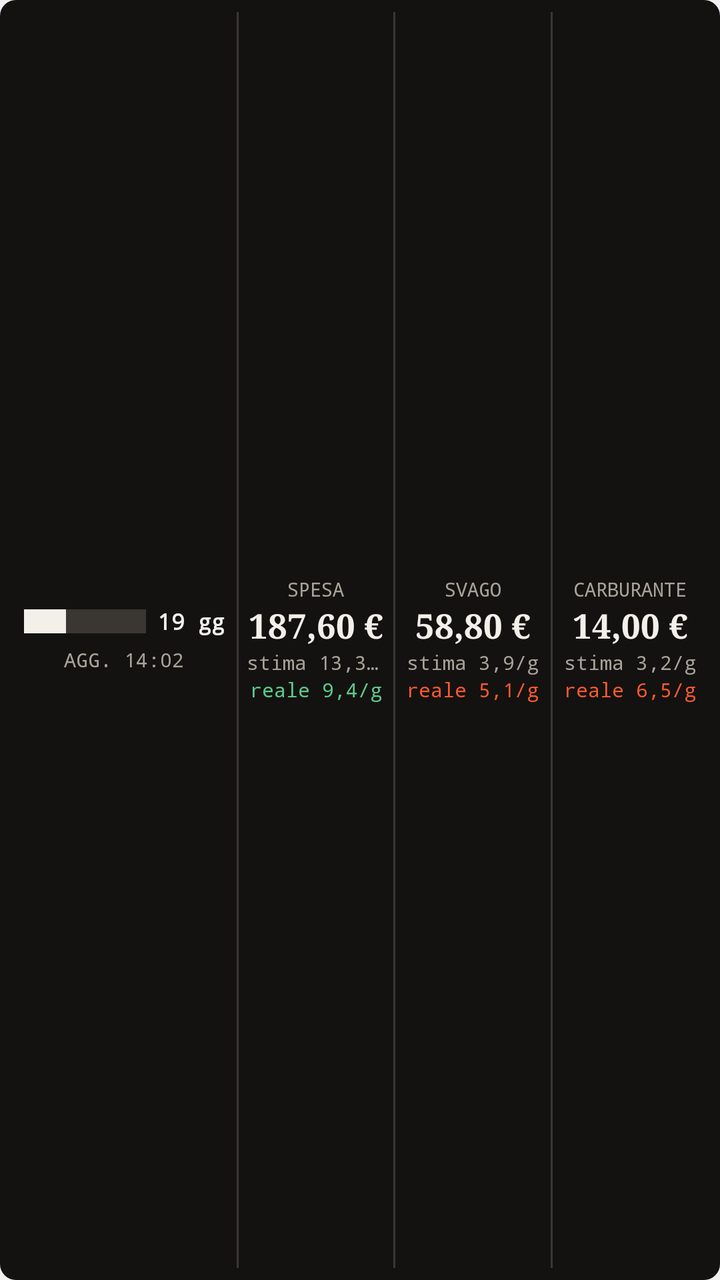
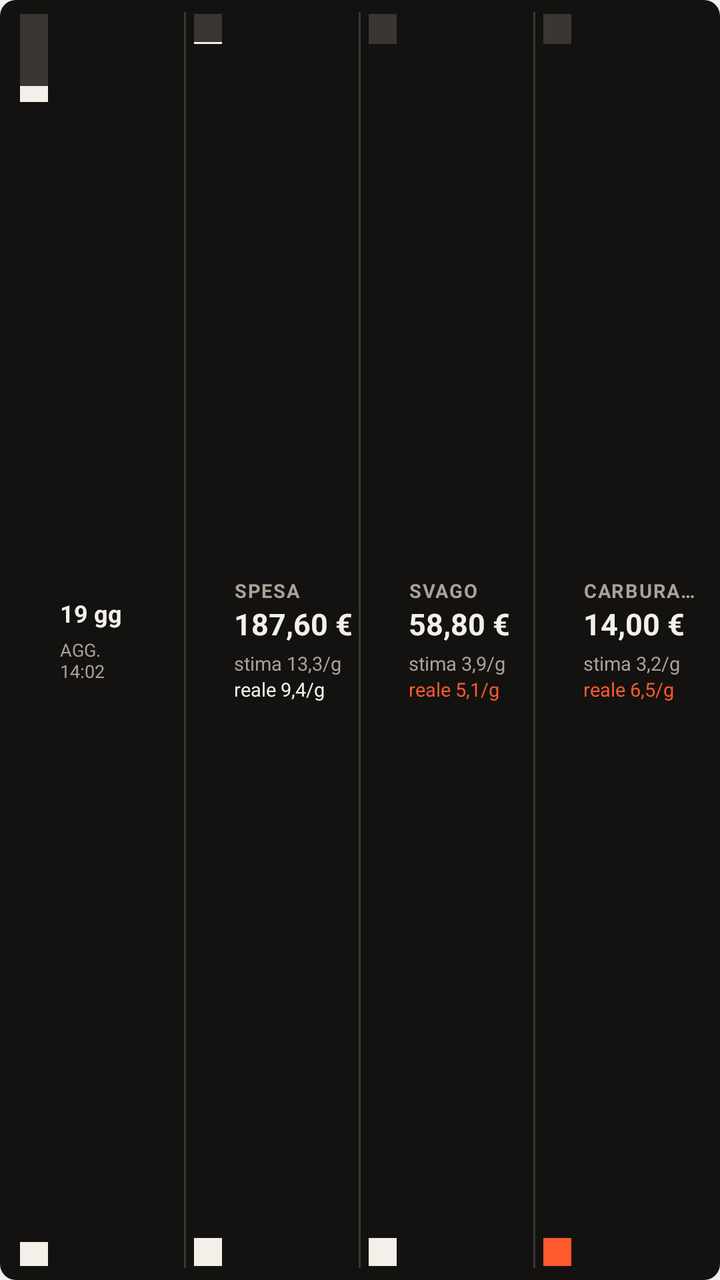

An Android layout rendered at two revisions. The XML below is the earlier revision; the diff shows what the commit changed to produce the second picture.
<!-- AndroidManifest.xml: application theme AppTheme -->
<!-- res/layout/widget_mybank_preview.xml -->
<?xml version="1.0" encoding="utf-8"?>
<LinearLayout xmlns:android="http://schemas.android.com/apk/res/android"
    android:layout_width="match_parent"
    android:layout_height="match_parent"
    android:orientation="horizontal"
    android:gravity="center_vertical"
    android:paddingLeft="6dp"
    android:paddingRight="6dp"
    android:background="@drawable/widget_bg">
    <LinearLayout
        android:id="@+id/widget_month_cell"
        android:layout_width="0dp"
        android:layout_height="match_parent"
        android:layout_weight="1.45"
        android:orientation="vertical"
        android:gravity="center"
        android:paddingLeft="6dp"
        android:paddingRight="6dp">
        <LinearLayout
            android:layout_width="match_parent"
            android:layout_height="wrap_content"
            android:orientation="horizontal"
            android:gravity="center_vertical">
            <ImageView
                android:layout_width="0dp"
                android:layout_height="12dp"
                android:layout_weight="1"
                android:src="@drawable/preview_bar"
                android:scaleType="fitXY" />
            <TextView
                android:layout_width="wrap_content"
                android:layout_height="wrap_content"
                android:text="19 gg"
                android:layout_marginLeft="6dp"
                android:textColor="#F3F0EA"
                android:textSize="11sp"
                android:fontFamily="monospace"
                android:textStyle="bold"
                android:singleLine="true" />
        </LinearLayout>
        <TextView
            android:layout_width="wrap_content"
            android:layout_height="wrap_content"
            android:text="AGG. 14:02"
            android:layout_marginTop="5dp"
            android:textColor="#A8A298"
            android:textSize="10sp"
            android:fontFamily="monospace"
            android:singleLine="true" />
    </LinearLayout>
    <View
        android:layout_width="1dp"
        android:layout_height="match_parent"
        android:layout_marginTop="6dp"
        android:layout_marginBottom="6dp"
        android:background="#3A3733" />
    <LinearLayout
        android:id="@+id/widget_spesa_cell"
        android:layout_width="0dp"
        android:layout_height="match_parent"
        android:layout_weight="1"
        android:orientation="vertical"
        android:gravity="center"
        android:paddingLeft="4dp"
        android:paddingRight="4dp">
        <TextView
            android:layout_width="wrap_content"
            android:layout_height="wrap_content"
            android:text="SPESA"
            android:textColor="#A8A298"
            android:textSize="9.5sp"
            android:fontFamily="monospace"
            android:singleLine="true" />
        <TextView
            android:layout_width="wrap_content"
            android:layout_height="wrap_content"
            android:text="187,60 €"
            android:textColor="#F3F0EA"
            android:textSize="17sp"
            android:fontFamily="serif"
            android:textStyle="bold"
            android:singleLine="true" />
        <TextView
            android:layout_width="wrap_content"
            android:layout_height="wrap_content"
            android:text="stima 13,3/g"
            android:textColor="#A8A298"
            android:textSize="10sp"
            android:fontFamily="monospace"
            android:singleLine="true" />
        <TextView
            android:layout_width="wrap_content"
            android:layout_height="wrap_content"
            android:text="reale 9,4/g"
            android:textColor="#5CCB8A"
            android:textSize="10sp"
            android:fontFamily="monospace"
            android:singleLine="true" />
    </LinearLayout>
    <View
        android:layout_width="1dp"
        android:layout_height="match_parent"
        android:layout_marginTop="6dp"
        android:layout_marginBottom="6dp"
        android:background="#3A3733" />
    <LinearLayout
        android:id="@+id/widget_svago_cell"
        android:layout_width="0dp"
        android:layout_height="match_parent"
        android:layout_weight="1"
        android:orientation="vertical"
        android:gravity="center"
        android:paddingLeft="4dp"
        android:paddingRight="4dp">
        <TextView
            android:layout_width="wrap_content"
            android:layout_height="wrap_content"
            android:text="SVAGO"
            android:textColor="#A8A298"
            android:textSize="9.5sp"
            android:fontFamily="monospace"
            android:singleLine="true" />
        <TextView
            android:layout_width="wrap_content"
            android:layout_height="wrap_content"
            android:text="58,80 €"
            android:textColor="#F3F0EA"
            android:textSize="17sp"
            android:fontFamily="serif"
            android:textStyle="bold"
            android:singleLine="true" />
        <TextView
            android:layout_width="wrap_content"
            android:layout_height="wrap_content"
            android:text="stima 3,9/g"
            android:textColor="#A8A298"
            android:textSize="10sp"
            android:fontFamily="monospace"
            android:singleLine="true" />
        <TextView
            android:layout_width="wrap_content"
            android:layout_height="wrap_content"
            android:text="reale 5,1/g"
            android:textColor="#FF5A2E"
            android:textSize="10sp"
            android:fontFamily="monospace"
            android:singleLine="true" />
    </LinearLayout>
    <View
        android:layout_width="1dp"
        android:layout_height="match_parent"
        android:layout_marginTop="6dp"
        android:layout_marginBottom="6dp"
        android:background="#3A3733" />
    <LinearLayout
        android:id="@+id/widget_carburante_cell"
        android:layout_width="0dp"
        android:layout_height="match_parent"
        android:layout_weight="1"
        android:orientation="vertical"
        android:gravity="center"
        android:paddingLeft="4dp"
        android:paddingRight="4dp">
        <TextView
            android:layout_width="wrap_content"
            android:layout_height="wrap_content"
            android:text="CARBURANTE"
            android:textColor="#A8A298"
            android:textSize="9.5sp"
            android:fontFamily="monospace"
            android:singleLine="true" />
        <TextView
            android:layout_width="wrap_content"
            android:layout_height="wrap_content"
            android:text="14,00 €"
            android:textColor="#F3F0EA"
            android:textSize="17sp"
            android:fontFamily="serif"
            android:textStyle="bold"
            android:singleLine="true" />
        <TextView
            android:layout_width="wrap_content"
            android:layout_height="wrap_content"
            android:text="stima 3,2/g"
            android:textColor="#A8A298"
            android:textSize="10sp"
            android:fontFamily="monospace"
            android:singleLine="true" />
        <TextView
            android:layout_width="wrap_content"
            android:layout_height="wrap_content"
            android:text="reale 6,5/g"
            android:textColor="#FF5A2E"
            android:textSize="10sp"
            android:fontFamily="monospace"
            android:singleLine="true" />
    </LinearLayout>
</LinearLayout>
<!-- resources referenced by this layout -->
<resources>
  <!-- drawable preview_bar (drawable) -->
  <?xml version="1.0" encoding="utf-8"?>
  <layer-list xmlns:android="http://schemas.android.com/apk/res/android">
      <item><shape android:shape="rectangle"><solid android:color="#3A3733" /></shape></item>
      <item android:right="40dp"><shape android:shape="rectangle"><solid android:color="#F3F0EA" /></shape></item>
      <item android:left="30dp" android:right="97dp"><shape android:shape="rectangle"><solid android:color="#131211" /></shape></item>
      <item android:left="66dp" android:right="61dp"><shape android:shape="rectangle"><solid android:color="#131211" /></shape></item>
  </layer-list>
  <!-- drawable widget_bg (drawable) -->
  <?xml version="1.0" encoding="utf-8"?>
  <shape xmlns:android="http://schemas.android.com/apk/res/android" android:shape="rectangle">
      <solid android:color="#131211" />
      <corners android:radius="8dp" />
  </shape>
  <style name="AppTheme" parent="@android:style/Theme.DeviceDefault.DayNight">
          <item name="android:windowActionBar">false</item>
          <item name="android:windowNoTitle">true</item>
      </style>
</resources>

<!-- the commit's change to res/layout/widget_mybank_preview.xml (unified diff, before → after) -->
@@ -11,44 +11,45 @@
         android:id="@+id/widget_month_cell"
         android:layout_width="0dp"
         android:layout_height="match_parent"
-        android:layout_weight="1.45"
-        android:orientation="vertical"
-        android:gravity="center"
-        android:paddingLeft="6dp"
-        android:paddingRight="6dp">
-        <LinearLayout
-            android:layout_width="match_parent"
-            android:layout_height="wrap_content"
-            android:orientation="horizontal"
-            android:gravity="center_vertical">
-            <ImageView
-                android:layout_width="0dp"
-                android:layout_height="12dp"
-                android:layout_weight="1"
-                android:src="@drawable/preview_bar"
-                android:scaleType="fitXY" />
+        android:layout_weight="1"
+        android:orientation="horizontal"
+        android:gravity="center_vertical"
+        android:paddingLeft="4dp"
+        android:paddingRight="3dp">
+        <ImageView
+            android:layout_width="14.06dp"
+            android:layout_height="match_parent"
+            android:layout_marginTop="7dp"
+            android:layout_marginBottom="7dp"
+            android:layout_marginRight="6dp"
+            android:src="@drawable/preview_bar"
+            android:scaleType="fitXY" />
+        <LinearLayout
+            android:layout_width="wrap_content"
+            android:layout_height="wrap_content"
+            android:orientation="vertical"
+            android:gravity="center_vertical">
             <TextView
                 android:layout_width="wrap_content"
                 android:layout_height="wrap_content"
                 android:text="19 gg"
-                android:layout_marginLeft="6dp"
-                android:textColor="#F3F0EA"
-                android:textSize="11sp"
-                android:fontFamily="monospace"
-                android:textStyle="bold"
-                android:singleLine="true" />
-        </LinearLayout>
-        <TextView
-            android:layout_width="wrap_content"
-            android:layout_height="wrap_content"
-            android:text="AGG. 14:02"
-            android:layout_marginTop="5dp"
-            android:textColor="#A8A298"
-            android:textSize="10sp"
-            android:fontFamily="monospace"
-            android:singleLine="true" />
-    </LinearLayout>
-    <View
+                android:textColor="#F3F0EA"
+                android:textSize="12sp"
+                android:fontFamily="sans-serif"
+                android:textStyle="bold"
+                android:singleLine="true" />
+            <TextView
+                android:layout_width="wrap_content"
+                android:layout_height="wrap_content"
+                android:text="AGG.\n14:02"
+                android:textColor="#A8A298"
+                android:textSize="9sp"
+                android:fontFamily="sans-serif"
+                android:layout_marginTop="4dp"
+                android:maxLines="2" />
+        </LinearLayout>
+    </LinearLayout>
+    <LinearLayout
         android:layout_width="1dp"
         android:layout_height="match_parent"
         android:layout_marginTop="6dp"
@@ -59,45 +60,63 @@
         android:layout_width="0dp"
         android:layout_height="match_parent"
         android:layout_weight="1"
-        android:orientation="vertical"
-        android:gravity="center"
-        android:paddingLeft="4dp"
-        android:paddingRight="4dp">
-        <TextView
-            android:layout_width="wrap_content"
-            android:layout_height="wrap_content"
-            android:text="SPESA"
-            android:textColor="#A8A298"
-            android:textSize="9.5sp"
-            android:fontFamily="monospace"
-            android:singleLine="true" />
-        <TextView
-            android:layout_width="wrap_content"
-            android:layout_height="wrap_content"
-            android:text="187,60 €"
-            android:textColor="#F3F0EA"
-            android:textSize="17sp"
-            android:fontFamily="serif"
-            android:textStyle="bold"
-            android:singleLine="true" />
-        <TextView
-            android:layout_width="wrap_content"
-            android:layout_height="wrap_content"
-            android:text="stima 13,3/g"
-            android:textColor="#A8A298"
-            android:textSize="10sp"
-            android:fontFamily="monospace"
-            android:singleLine="true" />
-        <TextView
-            android:layout_width="wrap_content"
-            android:layout_height="wrap_content"
-            android:text="reale 9,4/g"
-            android:textColor="#5CCB8A"
-            android:textSize="10sp"
-            android:fontFamily="monospace"
-            android:singleLine="true" />
-    </LinearLayout>
-    <View
+        android:orientation="horizontal"
+        android:gravity="center_vertical"
+        android:paddingLeft="4dp"
+        android:paddingRight="3dp">
+        <ImageView
+            android:layout_width="14.06dp"
+            android:layout_height="match_parent"
+            android:layout_marginTop="7dp"
+            android:layout_marginBottom="7dp"
+            android:layout_marginRight="6dp"
+            android:src="@drawable/preview_cell_a"
+            android:scaleType="fitXY" />
+        <LinearLayout
+            android:layout_width="wrap_content"
+            android:layout_height="wrap_content"
+            android:orientation="vertical"
+            android:gravity="center_vertical">
+            <TextView
+                android:id="@+id/widget_spesa_label"
+                android:layout_width="wrap_content"
+                android:layout_height="wrap_content"
+                android:text="SPESA"
+                android:textColor="#A8A298"
+                android:textSize="9.5sp"
+                android:fontFamily="sans-serif"
+                android:textStyle="bold"
+                android:letterSpacing="0.06"
+                android:singleLine="true" />
+            <TextView
+                android:layout_width="wrap_content"
+                android:layout_height="wrap_content"
+                android:text="187,60 €"
+                android:textColor="#F3F0EA"
+                android:textSize="15sp"
+                android:fontFamily="sans-serif"
+                android:textStyle="bold"
+                android:singleLine="true" />
+            <TextView
+                android:layout_width="wrap_content"
+                android:layout_height="wrap_content"
+                android:text="stima 13,3/g"
+                android:textColor="#A8A298"
+                android:textSize="9.5sp"
+                android:fontFamily="sans-serif"
+                android:layout_marginTop="3dp"
+                android:singleLine="true" />
+            <TextView
+                android:layout_width="wrap_content"
+                android:layout_height="wrap_content"
+                android:text="reale 9,4/g"
+                android:textColor="#F3F0EA"
+                android:textSize="9.5sp"
+                android:fontFamily="sans-serif"
+                android:singleLine="true" />
+        </LinearLayout>
+    </LinearLayout>
+    <LinearLayout
         android:layout_width="1dp"
         android:layout_height="match_parent"
         android:layout_marginTop="6dp"
@@ -108,45 +127,63 @@
         android:layout_width="0dp"
         android:layout_height="match_parent"
         android:layout_weight="1"
-        android:orientation="vertical"
-        android:gravity="center"
-        android:paddingLeft="4dp"
-        android:paddingRight="4dp">
-        <TextView
-            android:layout_width="wrap_content"
-            android:layout_height="wrap_content"
-            android:text="SVAGO"
-            android:textColor="#A8A298"
-            android:textSize="9.5sp"
-            android:fontFamily="monospace"
-            android:singleLine="true" />
-        <TextView
-            android:layout_width="wrap_content"
-            android:layout_height="wrap_content"
-            android:text="58,80 €"
-            android:textColor="#F3F0EA"
-            android:textSize="17sp"
-            android:fontFamily="serif"
-            android:textStyle="bold"
-            android:singleLine="true" />
-        <TextView
-            android:layout_width="wrap_content"
-            android:layout_height="wrap_content"
-            android:text="stima 3,9/g"
-            android:textColor="#A8A298"
-            android:textSize="10sp"
-            android:fontFamily="monospace"
-            android:singleLine="true" />
-        <TextView
-            android:layout_width="wrap_content"
-            android:layout_height="wrap_content"
-            android:text="reale 5,1/g"
-            android:textColor="#FF5A2E"
-            android:textSize="10sp"
-            android:fontFamily="monospace"
-            android:singleLine="true" />
-    </LinearLayout>
-    <View
+        android:orientation="horizontal"
+        android:gravity="center_vertical"
+        android:paddingLeft="4dp"
+        android:paddingRight="3dp">
+        <ImageView
+            android:layout_width="14.06dp"
+            android:layout_height="match_parent"
+            android:layout_marginTop="7dp"
+            android:layout_marginBottom="7dp"
+            android:layout_marginRight="6dp"
+            android:src="@drawable/preview_cell_b"
+            android:scaleType="fitXY" />
+        <LinearLayout
+            android:layout_width="wrap_content"
+            android:layout_height="wrap_content"
+            android:orientation="vertical"
+            android:gravity="center_vertical">
+            <TextView
+                android:id="@+id/widget_svago_label"
+                android:layout_width="wrap_content"
+                android:layout_height="wrap_content"
+                android:text="SVAGO"
+                android:textColor="#A8A298"
+                android:textSize="9.5sp"
+                android:fontFamily="sans-serif"
+                android:textStyle="bold"
+                android:letterSpacing="0.06"
+                android:singleLine="true" />
+            <TextView
+                android:layout_width="wrap_content"
+                android:layout_height="wrap_content"
+                android:text="58,80 €"
+                android:textColor="#F3F0EA"
+                android:textSize="15sp"
+                android:fontFamily="sans-serif"
+                android:textStyle="bold"
+                android:singleLine="true" />
+            <TextView
+                android:layout_width="wrap_content"
+                android:layout_height="wrap_content"
+                android:text="stima 3,9/g"
+                android:textColor="#A8A298"
+                android:textSize="9.5sp"
+                android:fontFamily="sans-serif"
+                android:layout_marginTop="3dp"
+                android:singleLine="true" />
+            <TextView
+                android:layout_width="wrap_content"
+                android:layout_height="wrap_content"
+                android:text="reale 5,1/g"
+                android:textColor="#FF5A2E"
+                android:textSize="9.5sp"
+                android:fontFamily="sans-serif"
+                android:singleLine="true" />
+        </LinearLayout>
+    </LinearLayout>
+    <LinearLayout
         android:layout_width="1dp"
         android:layout_height="match_parent"
         android:layout_marginTop="6dp"
@@ -157,42 +194,60 @@
         android:layout_width="0dp"
         android:layout_height="match_parent"
         android:layout_weight="1"
-        android:orientation="vertical"
-        android:gravity="center"
-        android:paddingLeft="4dp"
-        android:paddingRight="4dp">
-        <TextView
-            android:layout_width="wrap_content"
-            android:layout_height="wrap_content"
-            android:text="CARBURANTE"
-            android:textColor="#A8A298"
-            android:textSize="9.5sp"
-            android:fontFamily="monospace"
-            android:singleLine="true" />
-        <TextView
-            android:layout_width="wrap_content"
-            android:layout_height="wrap_content"
-            android:text="14,00 €"
-            android:textColor="#F3F0EA"
-            android:textSize="17sp"
-            android:fontFamily="serif"
-            android:textStyle="bold"
-            android:singleLine="true" />
-        <TextView
-            android:layout_width="wrap_content"
-            android:layout_height="wrap_content"
-            android:text="stima 3,2/g"
-            android:textColor="#A8A298"
-            android:textSize="10sp"
-            android:fontFamily="monospace"
-            android:singleLine="true" />
-        <TextView
-            android:layout_width="wrap_content"
-            android:layout_height="wrap_content"
-            android:text="reale 6,5/g"
-            android:textColor="#FF5A2E"
-            android:textSize="10sp"
-            android:fontFamily="monospace"
-            android:singleLine="true" />
+        android:orientation="horizontal"
+        android:gravity="center_vertical"
+        android:paddingLeft="4dp"
+        android:paddingRight="3dp">
+        <ImageView
+            android:layout_width="14.06dp"
+            android:layout_height="match_parent"
+            android:layout_marginTop="7dp"
+            android:layout_marginBottom="7dp"
+            android:layout_marginRight="6dp"
+            android:src="@drawable/preview_cell_c"
+            android:scaleType="fitXY" />
+        <LinearLayout
+            android:layout_width="wrap_content"
+            android:layout_height="wrap_content"
+            android:orientation="vertical"
+            android:gravity="center_vertical">
+            <TextView
+                android:id="@+id/widget_carburante_label"
+                android:layout_width="wrap_content"
+                android:layout_height="wrap_content"
+                android:text="CARBURANTE"
+                android:textColor="#A8A298"
+                android:textSize="9.5sp"
+                android:fontFamily="sans-serif"
+                android:textStyle="bold"
+                android:letterSpacing="0.06"
+                android:singleLine="true" />
+            <TextView
+                android:layout_width="wrap_content"
+                android:layout_height="wrap_content"
+                android:text="14,00 €"
+                android:textColor="#F3F0EA"
+                android:textSize="15sp"
+                android:fontFamily="sans-serif"
+                android:textStyle="bold"
+                android:singleLine="true" />
+            <TextView
+                android:layout_width="wrap_content"
+                android:layout_height="wrap_content"
+                android:text="stima 3,2/g"
+                android:textColor="#A8A298"
+                android:textSize="9.5sp"
+                android:fontFamily="sans-serif"
+                android:layout_marginTop="3dp"
+                android:singleLine="true" />
+            <TextView
+                android:layout_width="wrap_content"
+                android:layout_height="wrap_content"
+                android:text="reale 6,5/g"
+                android:textColor="#FF5A2E"
+                android:textSize="9.5sp"
+                android:fontFamily="sans-serif"
+                android:singleLine="true" />
+        </LinearLayout>
     </LinearLayout>
 </LinearLayout>
<!-- resource entries referenced after the edit -->
@@ -4,9 +4,36 @@
   <?xml version="1.0" encoding="utf-8"?>
   <layer-list xmlns:android="http://schemas.android.com/apk/res/android">
       <item><shape android:shape="rectangle"><solid android:color="#3A3733" /></shape></item>
-      <item android:right="40dp"><shape android:shape="rectangle"><solid android:color="#F3F0EA" /></shape></item>
-      <item android:left="30dp" android:right="97dp"><shape android:shape="rectangle"><solid android:color="#131211" /></shape></item>
-      <item android:left="66dp" android:right="61dp"><shape android:shape="rectangle"><solid android:color="#131211" /></shape></item>
+      <item android:top="36dp"><shape android:shape="rectangle"><solid android:color="#F3F0EA" /></shape></item>
+      <item android:top="44dp" android:bottom="24dp"><shape android:shape="rectangle"><solid android:color="#131211" /></shape></item>
+      <item android:top="56dp" android:bottom="12dp"><shape android:shape="rectangle"><solid android:color="#131211" /></shape></item>
+  </layer-list>
+  <!-- drawable preview_cell_a (drawable) -->
+  <?xml version="1.0" encoding="utf-8"?>
+  <layer-list xmlns:android="http://schemas.android.com/apk/res/android">
+      <item><shape android:shape="rectangle"><solid android:color="#3A3733" /></shape></item>
+      <item android:top="14dp"><shape android:shape="rectangle"><solid android:color="#F3F0EA" /></shape></item>
+      <item android:top="15dp" android:bottom="44dp"><shape android:shape="rectangle"><solid android:color="#131211" /></shape></item>
+      <item android:top="30dp" android:bottom="29dp"><shape android:shape="rectangle"><solid android:color="#131211" /></shape></item>
+      <item android:top="45dp" android:bottom="14dp"><shape android:shape="rectangle"><solid android:color="#131211" /></shape></item>
+  </layer-list>
+  <!-- drawable preview_cell_b (drawable) -->
+  <?xml version="1.0" encoding="utf-8"?>
+  <layer-list xmlns:android="http://schemas.android.com/apk/res/android">
+      <item><shape android:shape="rectangle"><solid android:color="#3A3733" /></shape></item>
+      <item android:top="30dp"><shape android:shape="rectangle"><solid android:color="#F3F0EA" /></shape></item>
+      <item android:top="15dp" android:bottom="44dp"><shape android:shape="rectangle"><solid android:color="#131211" /></shape></item>
+      <item android:top="30dp" android:bottom="29dp"><shape android:shape="rectangle"><solid android:color="#131211" /></shape></item>
+      <item android:top="45dp" android:bottom="14dp"><shape android:shape="rectangle"><solid android:color="#131211" /></shape></item>
+  </layer-list>
+  <!-- drawable preview_cell_c (drawable) -->
+  <?xml version="1.0" encoding="utf-8"?>
+  <layer-list xmlns:android="http://schemas.android.com/apk/res/android">
+      <item><shape android:shape="rectangle"><solid android:color="#3A3733" /></shape></item>
+      <item android:top="46dp"><shape android:shape="rectangle"><solid android:color="#FF5A2E" /></shape></item>
+      <item android:top="15dp" android:bottom="44dp"><shape android:shape="rectangle"><solid android:color="#131211" /></shape></item>
+      <item android:top="30dp" android:bottom="29dp"><shape android:shape="rectangle"><solid android:color="#131211" /></shape></item>
+      <item android:top="45dp" android:bottom="14dp"><shape android:shape="rectangle"><solid android:color="#131211" /></shape></item>
   </layer-list>
   <!-- drawable widget_bg (drawable) -->
   <?xml version="1.0" encoding="utf-8"?>
